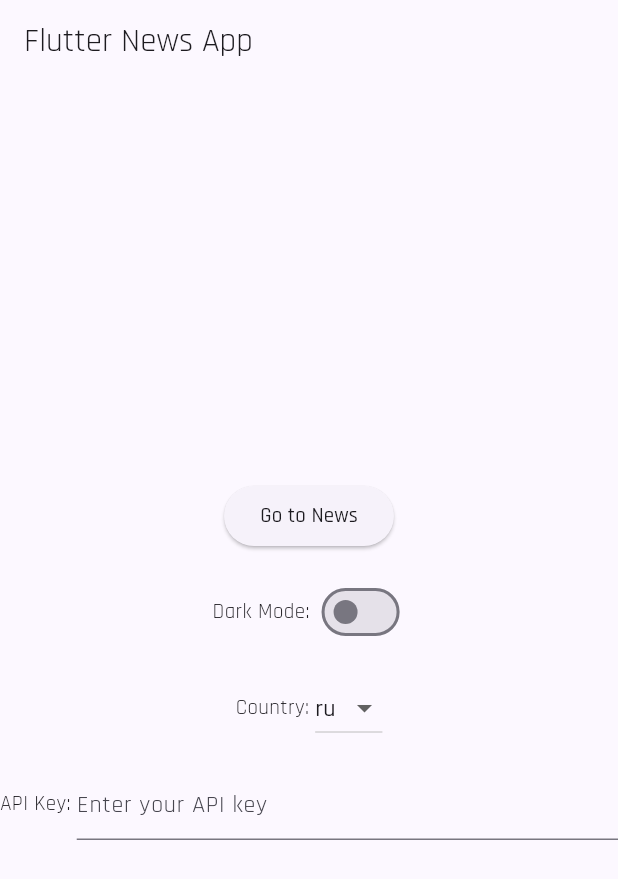
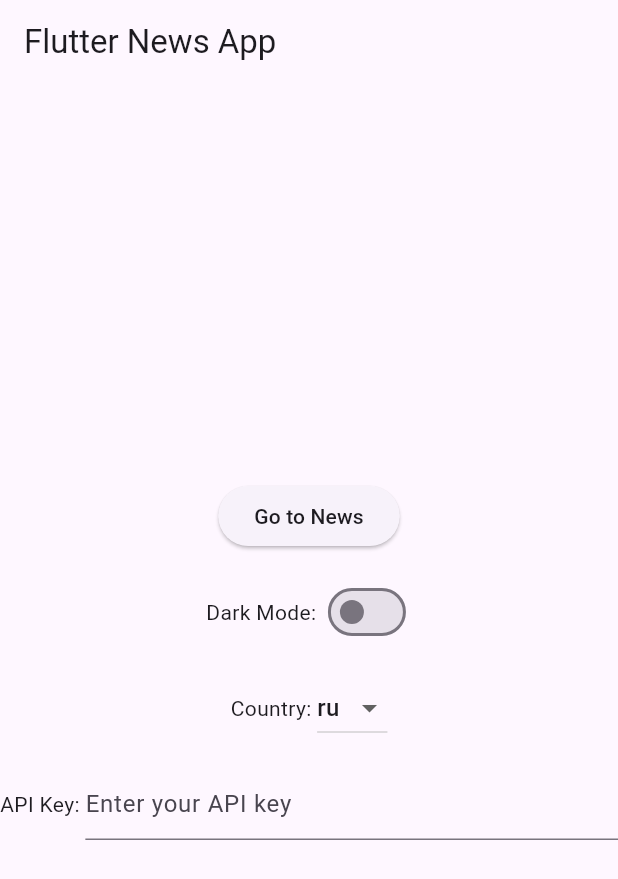
Before and after one commit to RudenkoAD/flutter_news_viewer, a Flutter app: the screen it shows after launch, on a phone screen of 412 x 824 dp. Shown: the top 879 px of the screen. Run offline on Flutter 3.47's test engine with Material 3 defaults, Android fonts, the light colour scheme and no system bars; our stand-ins replace dio, equatable, flutter_bloc, flutter_dotenv, logger.

Commit message:
theme change

```diff
--- a/lib/domain/bloc/theme_cubit.dart
+++ b/lib/domain/bloc/theme_cubit.dart
@@ -1,21 +1,12 @@
 import 'package:flutter/material.dart';
 import 'package:flutter_bloc/flutter_bloc.dart';
-import 'package:google_fonts/google_fonts.dart';
 import 'package:flutter_news_viewer/logger.dart';
 
 class ThemeCubit extends Cubit<ThemeData> {
-  ThemeCubit() : super(ThemeCubit.darkTheme);
+  ThemeCubit() : super(ThemeCubit.lightTheme);
 
-  static final darkTheme = ThemeData(
-    colorScheme:
-        ColorScheme.fromSeed(seedColor: const Color.fromARGB(255, 7, 5, 43)),
-    textTheme: GoogleFonts.rajdhaniTextTheme(),
-  );
-  static final lightTheme = ThemeData(
-    colorScheme: ColorScheme.fromSeed(
-        seedColor: const Color.fromARGB(255, 230, 204, 133)),
-    textTheme: GoogleFonts.rajdhaniTextTheme(),
-  );
+  static final darkTheme = ThemeData.dark();
+  static final lightTheme = ThemeData.light();
 
   void changeTheme() {
     logger.i('changeTheme');
--- a/lib/frontend/home_page.dart
+++ b/lib/frontend/home_page.dart
@@ -34,12 +34,12 @@ class HomePageView extends StatelessWidget {
                     } else {
                       ScaffoldMessenger.of(context).showSnackBar(
                         const SnackBar(
-                          content: Text('Please enter aa newsapi API key'),
+                          content: Text('Please enter a newsapi API key'),
                         ),
                       );
                     }
                   },
-                  child: Text('Go to News', style: theme.textTheme.titleMedium),
+                  child: Text('Go to News', style: theme.textTheme.titleMedium, textAlign: TextAlign.center,),
                 );
               }),
               const SizedBox(height: 16),
@@ -48,7 +48,7 @@ class HomePageView extends StatelessWidget {
                 children: [
                   const Text('Dark Mode: '),
                   Switch(
-                    value: theme == ThemeCubit.lightTheme,
+                    value: theme == ThemeCubit.darkTheme,
                     onChanged: (value) {
                       context.read<ThemeCubit>().changeTheme();
                     },
```
